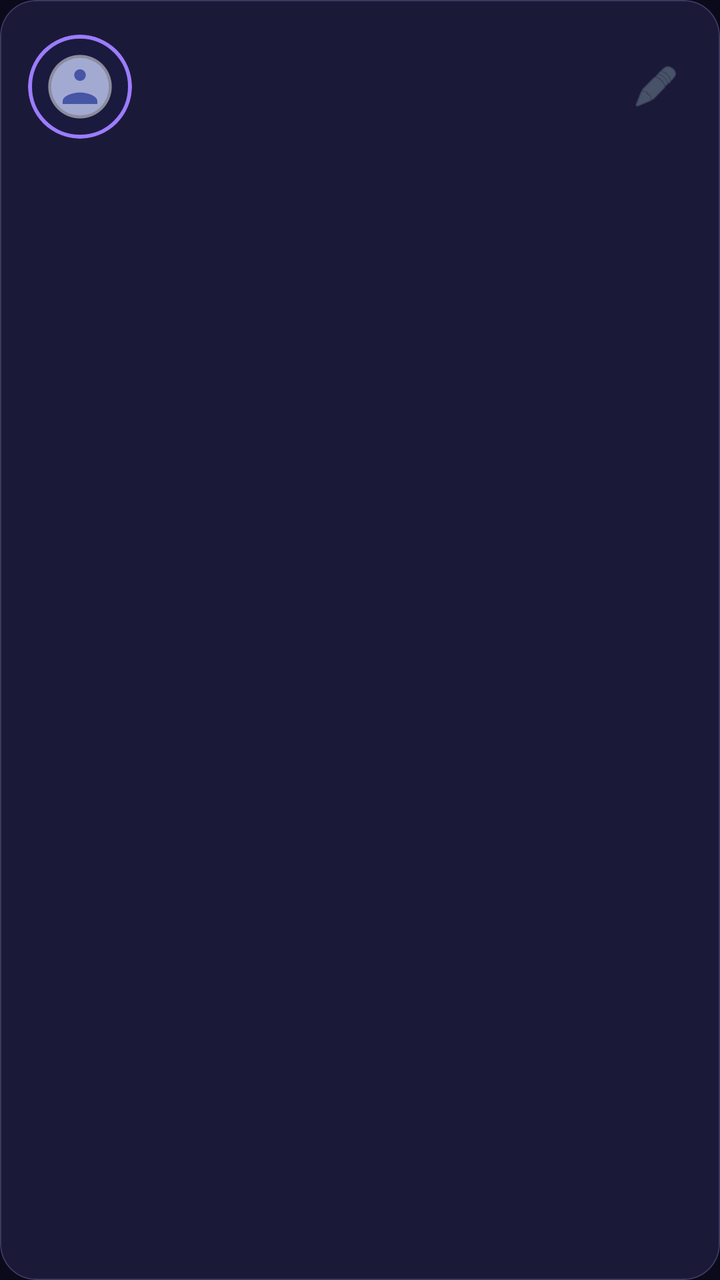
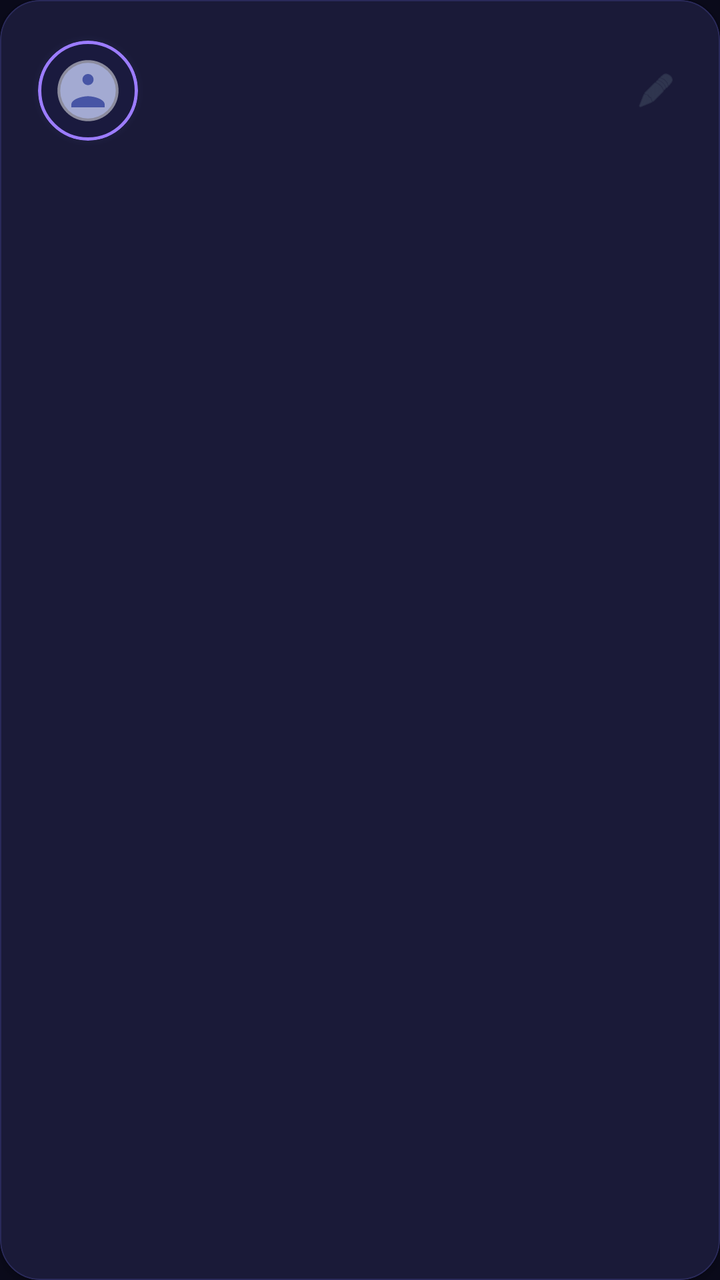

Two renders of the same Android screen: before a commit and after it. Below are the layout's source before the change and the commit's diff.
<!-- AndroidManifest.xml: application theme Theme.Companion -->
<!-- res/layout/item_persona.xml -->
<?xml version="1.0" encoding="utf-8"?>
<com.google.android.material.card.MaterialCardView xmlns:android="http://schemas.android.com/apk/res/android"
    xmlns:app="http://schemas.android.com/apk/res-auto"
    android:layout_width="match_parent"
    android:layout_height="wrap_content"
    android:layout_marginBottom="10dp"
    app:cardCornerRadius="18dp"
    app:cardElevation="0dp"
    app:cardBackgroundColor="#1a1a38"
    app:contentPadding="14dp"
    app:strokeWidth="0.5dp"
    app:strokeColor="#33c4b5fd">

    <LinearLayout
        android:layout_width="match_parent"
        android:layout_height="wrap_content"
        android:orientation="horizontal"
        android:gravity="center_vertical">

        <com.google.android.material.card.MaterialCardView
            android:id="@+id/card_persona_avatar"
            android:layout_width="52dp"
            android:layout_height="52dp"
            app:cardCornerRadius="26dp"
            app:cardElevation="0dp"
            app:cardBackgroundColor="#1e1e44"
            app:strokeWidth="2dp"
            app:strokeColor="#9c7cff">

            <ImageView
                android:id="@+id/iv_persona_avatar"
                android:layout_width="match_parent"
                android:layout_height="match_parent"
                android:scaleType="centerCrop"
                android:src="@drawable/ic_avatar_default_ai" />
        </com.google.android.material.card.MaterialCardView>

        <LinearLayout
            android:layout_width="0dp"
            android:layout_height="wrap_content"
            android:layout_weight="1"
            android:orientation="vertical"
            android:layout_marginStart="14dp">

            <TextView
                android:id="@+id/tv_persona_name"
                android:layout_width="wrap_content"
                android:layout_height="wrap_content"
                android:textSize="16sp"
                android:textColor="#e0e0f0"
                android:fontFamily="sans-serif-medium" />

            <TextView
                android:id="@+id/tv_persona_desc"
                android:layout_width="wrap_content"
                android:layout_height="wrap_content"
                android:textSize="12sp"
                android:textColor="#8899bb"
                android:maxLines="1"
                android:ellipsize="end"
                android:layout_marginTop="3dp" />

            <TextView
                android:id="@+id/tv_last_message"
                android:layout_width="wrap_content"
                android:layout_height="wrap_content"
                android:textSize="11sp"
                android:textColor="#556677"
                android:maxLines="1"
                android:ellipsize="end"
                android:layout_marginTop="3dp" />
        </LinearLayout>

        <ImageView
            android:id="@+id/btn_edit_persona"
            android:layout_width="36dp"
            android:layout_height="36dp"
            android:src="@android:drawable/ic_menu_edit"
            android:padding="6dp"
            android:background="?attr/selectableItemBackgroundBorderless"
            app:tint="#667788"
            android:contentDescription="编辑" />
    </LinearLayout>
</com.google.android.material.card.MaterialCardView>
<!-- resources referenced by this layout -->
<resources>
  <!-- drawable ic_avatar_default_ai (drawable) -->
  <vector xmlns:android="http://schemas.android.com/apk/res/android"
      android:width="72dp"
      android:height="72dp"
      android:viewportWidth="72"
      android:viewportHeight="72">
      <path
          android:fillColor="#1a1a3e"
          android:pathData="M0,0h72v72h-72z" />
      <path
          android:fillColor="#667eea"
          android:pathData="M36,36m-20,0a20,20 0,1 1,40 0a20,20 0,1 1,-40 0"
          android:fillAlpha="0.6" />
      <path
          android:fillColor="#FFFFFF"
          android:pathData="M36,14c-12.15,0 -22,9.85 -22,22s9.85,22 22,22 22,-9.85 22,-22 -9.85,-22 -22,-22ZM36,24c2.21,0 4,1.79 4,4s-1.79,4 -4,4 -4,-1.79 -4,-4 1.79,-4 4,-4ZM48,48H24v-2c0,-4 8,-6 12,-6s12,2 12,6v2Z"
          android:fillAlpha="0.5" />
  </vector>
  <style name="Theme.Companion" parent="Theme.Material3.DayNight.NoActionBar">
          <item name="colorPrimary">@color/accent_blue</item>
          <item name="colorPrimaryVariant">@color/purple_700</item>
          <item name="colorOnPrimary">@color/white</item>
          <item name="colorSecondary">@color/accent_cyan</item>
          <item name="colorSecondaryVariant">@color/teal_700</item>
          <item name="colorSurface">@color/surface_dark</item>
          <item name="colorOnSurface">@color/text_primary</item>
          <item name="android:statusBarColor">@color/bg_start</item>
          <item name="android:navigationBarColor">@color/bg_start</item>
          <item name="android:windowBackground">@color/bg_start</item>
  
          <item name="android:activityOpenEnterAnimation">@anim/slide_in_right</item>
          <item name="android:activityOpenExitAnimation">@anim/fade_out</item>
          <item name="android:activityCloseEnterAnimation">@anim/fade_in</item>
          <item name="android:activityCloseExitAnimation">@anim/slide_out_left</item>
  
          <item name="android:windowEnterTransition">@android:transition/fade</item>
          <item name="android:windowExitTransition">@android:transition/fade</item>
  
          <item name="android:colorEdgeEffect">@color/accent_purple</item>
      </style>
  <color name="accent_blue">#667eea</color>
  <color name="purple_700">#FF3700B3</color>
  <color name="white">#FFFFFFFF</color>
  <color name="accent_cyan">#64ffda</color>
  <color name="teal_700">#FF018786</color>
  <color name="surface_dark">#14142a</color>
  <color name="text_primary">#ececf4</color>
  <color name="bg_start">#0a0a1a</color>
  <color name="accent_purple">#c4b5fd</color>
</resources>

<!-- the commit's change to res/layout/item_persona.xml (unified diff, before → after) -->
@@ -4,12 +4,12 @@
     android:layout_width="match_parent"
     android:layout_height="wrap_content"
     android:layout_marginBottom="10dp"
-    app:cardCornerRadius="18dp"
-    app:cardElevation="0dp"
+    app:cardCornerRadius="20dp"
+    app:cardElevation="2dp"
     app:cardBackgroundColor="#1a1a38"
-    app:contentPadding="14dp"
+    app:contentPadding="16dp"
     app:strokeWidth="0.5dp"
-    app:strokeColor="#33c4b5fd">
+    app:strokeColor="#2a2a5a">
 
     <LinearLayout
         android:layout_width="match_parent"
@@ -17,23 +17,34 @@
         android:orientation="horizontal"
         android:gravity="center_vertical">
 
-        <com.google.android.material.card.MaterialCardView
-            android:id="@+id/card_persona_avatar"
-            android:layout_width="52dp"
-            android:layout_height="52dp"
-            app:cardCornerRadius="26dp"
-            app:cardElevation="0dp"
-            app:cardBackgroundColor="#1e1e44"
-            app:strokeWidth="2dp"
-            app:strokeColor="#9c7cff">
+        <FrameLayout
+            android:layout_width="56dp"
+            android:layout_height="56dp">
 
-            <ImageView
-                android:id="@+id/iv_persona_avatar"
-                android:layout_width="match_parent"
-                android:layout_height="match_parent"
-                android:scaleType="centerCrop"
-                android:src="@drawable/ic_avatar_default_ai" />
-        </com.google.android.material.card.MaterialCardView>
+            <View
+                android:layout_width="56dp"
+                android:layout_height="56dp"
+                android:background="@drawable/bg_avatar_glow" />
+
+            <com.google.android.material.card.MaterialCardView
+                android:id="@+id/card_persona_avatar"
+                android:layout_width="50dp"
+                android:layout_height="50dp"
+                android:layout_gravity="center"
+                app:cardCornerRadius="25dp"
+                app:cardElevation="0dp"
+                app:cardBackgroundColor="#1e1e44"
+                app:strokeWidth="1.5dp"
+                app:strokeColor="#9c7cff">
+
+                <ImageView
+                    android:id="@+id/iv_persona_avatar"
+                    android:layout_width="match_parent"
+                    android:layout_height="match_parent"
+                    android:scaleType="centerCrop"
+                    android:src="@drawable/ic_avatar_default_ai" />
+            </com.google.android.material.card.MaterialCardView>
+        </FrameLayout>
 
         <LinearLayout
             android:layout_width="0dp"
@@ -47,8 +58,9 @@
                 android:layout_width="wrap_content"
                 android:layout_height="wrap_content"
                 android:textSize="16sp"
-                android:textColor="#e0e0f0"
-                android:fontFamily="sans-serif-medium" />
+                android:textColor="#e8e8f8"
+                android:fontFamily="sans-serif-medium"
+                android:letterSpacing="0.02" />
 
             <TextView
                 android:id="@+id/tv_persona_desc"
@@ -73,12 +85,13 @@
 
         <ImageView
             android:id="@+id/btn_edit_persona"
-            android:layout_width="36dp"
-            android:layout_height="36dp"
+            android:layout_width="32dp"
+            android:layout_height="32dp"
             android:src="@android:drawable/ic_menu_edit"
             android:padding="6dp"
             android:background="?attr/selectableItemBackgroundBorderless"
-            app:tint="#667788"
+            app:tint="#556677"
+            android:alpha="0.6"
             android:contentDescription="编辑" />
     </LinearLayout>
 </com.google.android.material.card.MaterialCardView>
<!-- resource entries referenced after the edit -->
@@ -1,5 +1,16 @@
 <!-- resources referenced by this layout -->
 <resources>
+  <!-- drawable bg_avatar_glow (drawable) -->
+  <?xml version="1.0" encoding="utf-8"?>
+  <shape xmlns:android="http://schemas.android.com/apk/res/android"
+      android:shape="oval">
+      <gradient
+          android:type="radial"
+          android:gradientRadius="28dp"
+          android:startColor="#44667eea"
+          android:endColor="#00764ba2" />
+      <size android:width="56dp" android:height="56dp" />
+  </shape>
   <!-- drawable ic_avatar_default_ai (drawable) -->
   <vector xmlns:android="http://schemas.android.com/apk/res/android"
       android:width="72dp"
